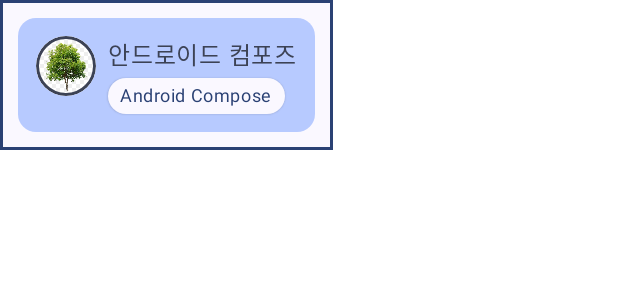
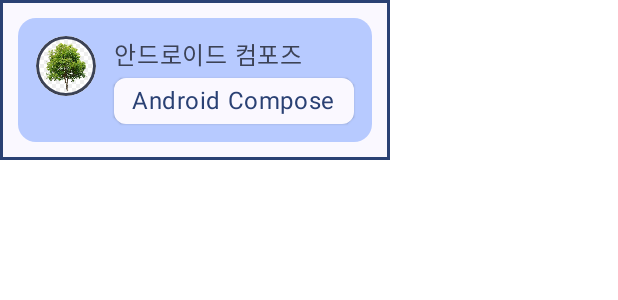
Before and after one commit to Ojongseok/Compose_CodeLab_Tutorial, an Android app built with Jetpack Compose: the @Preview function previewMessageCard, on a phone screen of 412 x 824 dp. Shown: the top 300 px of the screen. Run offline under Robolectric (Android 15) with nearby library versions, the phone set to English and light mode, and no system bars.

Commit message:
[Compose 기본사항] 시작 튜토리얼 다크모드까지

```diff
--- a/app/src/main/java/com/example/composetutorial/MainActivity.kt
+++ b/app/src/main/java/com/example/composetutorial/MainActivity.kt
@@ -27,7 +27,9 @@ import androidx.compose.ui.graphics.RectangleShape
 import androidx.compose.ui.res.painterResource
 import androidx.compose.ui.tooling.preview.Preview
 import androidx.compose.ui.unit.dp
+import androidx.compose.ui.unit.sp
 import com.example.composetutorial.ui.theme.ComposeTutorialTheme
+import android.content.res.Configuration
 
 class MainActivity : ComponentActivity() {
     override fun onCreate(savedInstanceState: Bundle?) {
@@ -62,9 +64,9 @@ fun MessageCard(msg: Message) {
                 .border(1.5.dp, MaterialTheme.colorScheme.secondary, CircleShape)
         )
 
-        Spacer(modifier = Modifier.width(8.dp))
+        Spacer(modifier = Modifier.width(12.dp))
 
-        Column() {
+        Column {
             Text(
                 text = msg.author,
                 color = MaterialTheme.colorScheme.secondary,
@@ -73,19 +75,24 @@ fun MessageCard(msg: Message) {
 
             Spacer(modifier = Modifier.height(4.dp))
 
-            Surface(shape = MaterialTheme.shapes.medium, shadowElevation = 1.dp) {
+            Surface(shape = RoundedCornerShape(8.dp), shadowElevation = 1.dp) {
                 Text(
+                    modifier = Modifier.padding(vertical = 6.dp, horizontal = 12.dp),
                     text = msg.body,
                     color = MaterialTheme.colorScheme.primary,
                     style = MaterialTheme.typography.bodySmall,
-                    modifier = Modifier.padding(vertical = 4.dp, horizontal = 8.dp)
+                    fontSize = 16.sp
                 )
             }
         }
     }
 }
 
-@Preview
+@Preview(
+    uiMode = Configuration.UI_MODE_NIGHT_YES,
+    showBackground = true,
+    name = "night"
+)
 @Composable
 fun previewMessageCard() {
     ComposeTutorialTheme() {
```
